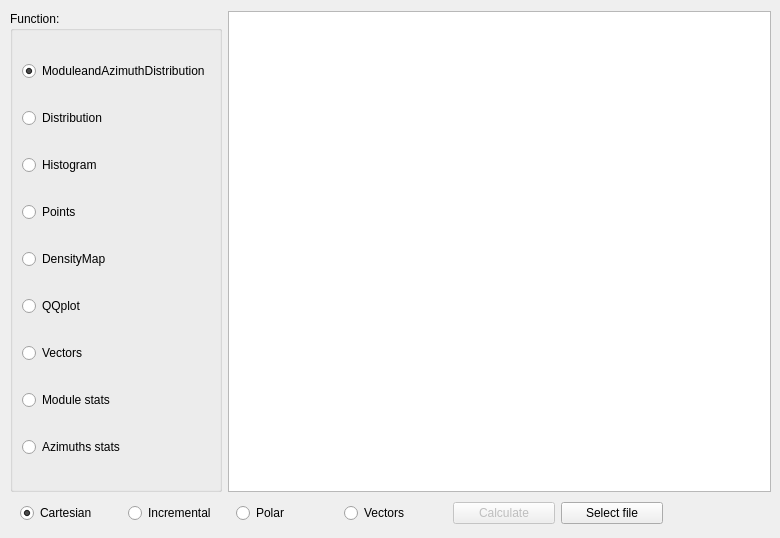
Old version of the form examples/auxstudio/interface.ui in the repository mhaut/pycircularstats2.
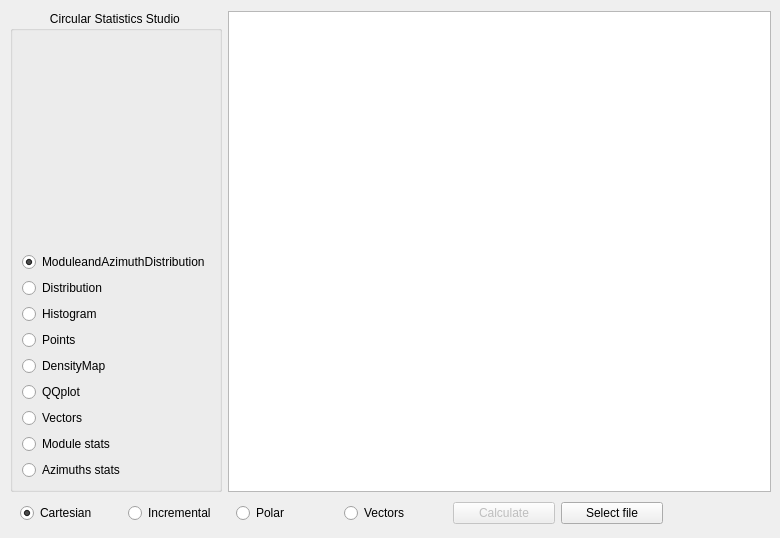
New version of the form.

The edit to the form file:
```diff
--- a/examples/auxstudio/interface.ui
+++ b/examples/auxstudio/interface.ui
@@ -32,9 +32,16 @@
        </font>
       </property>
       <property name="title">
-       <string>Function:</string>
+       <string>            Circular Statistics Studio</string>
       </property>
       <layout class="QVBoxLayout" name="verticalLayout">
+       <item>
+        <widget class="QLabel" name="imageicono">
+         <property name="text">
+          <string/>
+         </property>
+        </widget>
+       </item>
        <item>
         <widget class="QRadioButton" name="drawmoduleandazimuthdistribution">
          <property name="text">
```
Left out of the diff: 6 changed lines with no effect on the pictures.
